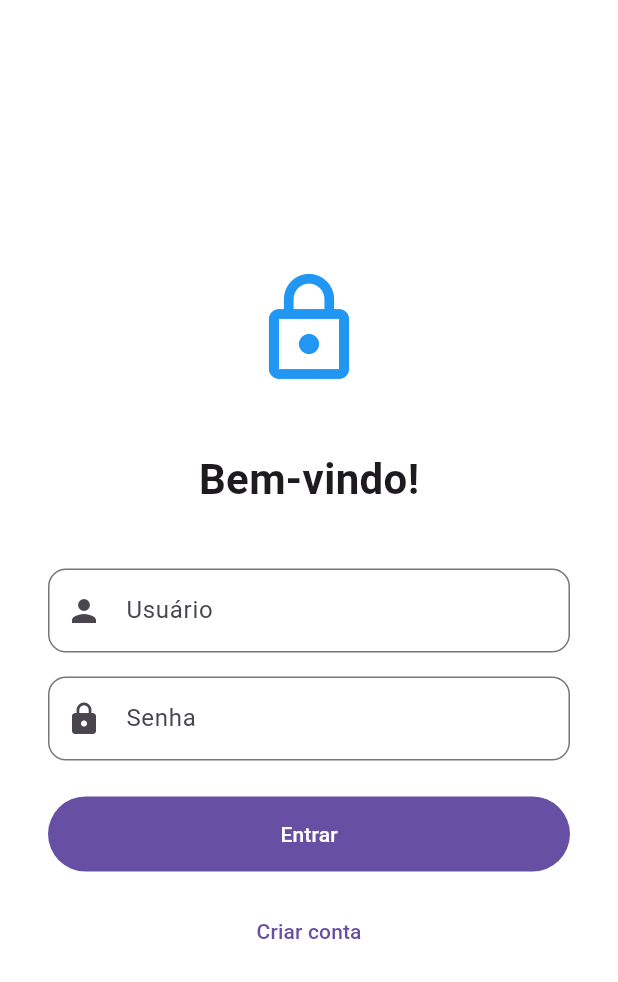
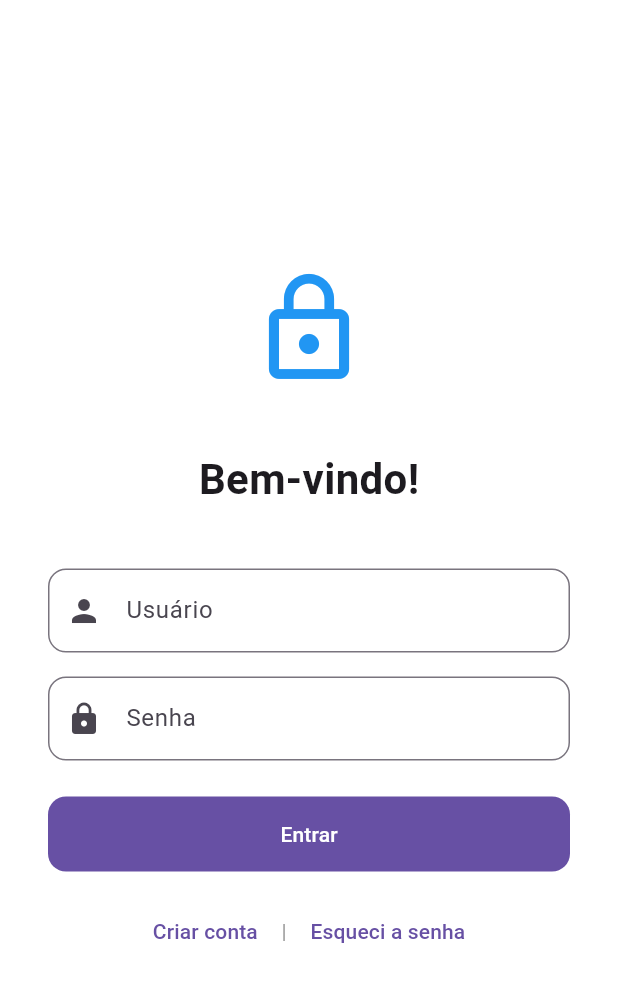
Before and after one commit to KaiqueBahmad/n1-flutter, a Flutter app: the screen it shows after launch, after a tap on "Próximo", after a tap on "Voltar", after a tap on "Pular", on a phone screen of 412 x 824 dp. Shown: the top 982 px of the screen. Run offline on Flutter 3.47's test engine with Material 3 defaults, Android fonts, the phone set to English and light mode, and no system bars; our stand-ins replace local_auth.

Commit message:
implementado biometria

```diff
--- a/lib/login_page.dart
+++ b/lib/login_page.dart
@@ -3,6 +3,7 @@ import 'package:n1/auth_provider.dart';
 import 'package:n1/home.dart';
 import 'package:n1/storage.dart';
 import 'package:provider/provider.dart';
+import 'package:local_auth/local_auth.dart';
 
 class LoginPage extends StatefulWidget {
   const LoginPage({Key? key}) : super(key: key);
@@ -11,10 +12,14 @@ class LoginPage extends StatefulWidget {
   State<LoginPage> createState() => _LoginPageState();
 }
 
+enum ViewingAs { login, register, recover }
+
 class _LoginPageState extends State<LoginPage> {
-  bool isLogin = true;
+  ViewingAs view = ViewingAs.login;
   final usernameController = TextEditingController();
   final passwordController = TextEditingController();
+  final LocalAuthentication auth = LocalAuthentication();
+  bool biometryVerified = false;
 
   void handleSubmit() {
     final username = usernameController.text.trim();
@@ -25,7 +30,20 @@ class _LoginPageState extends State<LoginPage> {
       return;
     }
 
-    if (isLogin) {
+    switch (view) {
+      case ViewingAs.login:
+        _handleLogin(username, password);
+        break;
+      case ViewingAs.register:
+        _handleRegister(username, password);
+        break;
+      case ViewingAs.recover:
+        _handleRecover(username, password);
+        break;
+    }
+  }
+
+  void _handleLogin(String username, String password) {
     if (Storage.checkLogin(username, password)) {
       context.read<AuthProvider>().login(username);
       Navigator.pushReplacement(
@@ -35,25 +53,122 @@ class _LoginPageState extends State<LoginPage> {
     } else {
       showMessage('Usuário ou senha incorretos');
     }
+  }
+
+  void _handleRegister(String username, String password) {
+    if (Storage.userExists(username)) {
+      showMessage('Usuário já existe');
     } else {
-      Storage.userExists(username)
-          ? showMessage('Usuário já existe')
-          : createUser(username, password);
+      Storage.addUser(username, password);
+      showMessage('Usuário cadastrado!');
+      setState(() {
+        view = ViewingAs.login;
+        usernameController.clear();
+        passwordController.clear();
+      });
     }
   }
 
-  void createUser(String username, String password) {
-    Storage.addUser(username, password);
-    showMessage('Usuário cadastrado!');
+  Future<void> _handleRecover(String username, String newPassword) async {
+    if (!biometryVerified) {
+      showMessage('Autenticação biométrica necessária');
+      return;
+    }
+
+    if (!Storage.userExists(username)) {
+      showMessage('Usuário não encontrado');
+      return;
+    }
+
+    Storage.updatePassword(username, newPassword);
+    showMessage('Senha alterada com sucesso!');
     setState(() {
-      isLogin = true;
+      view = ViewingAs.login;
+      biometryVerified = false;
       usernameController.clear();
       passwordController.clear();
     });
   }
 
+  Future<void> _authenticateBiometry() async {
+    try {
+      final bool canAuthenticateWithBiometrics = await auth.canCheckBiometrics;
+      final bool canAuthenticate =
+          canAuthenticateWithBiometrics || await auth.isDeviceSupported();
+
+      if (!canAuthenticate) {
+        showMessage('Biometria não disponível neste dispositivo');
+        return;
+      }
+
+      final bool didAuthenticate = await auth.authenticate(
+        localizedReason: 'Autentique-se para recuperar sua senha',
+        options: const AuthenticationOptions(
+          biometricOnly: false,
+          stickyAuth: true,
+        ),
+      );
+
+      if (didAuthenticate) {
+        setState(() => biometryVerified = true);
+        showMessage('Biometria verificada! Agora defina uma nova senha');
+      } else {
+        showMessage('Autenticação falhou');
+      }
+    } catch (e) {
+      print(e);
+      showMessage('Erro na autenticação: $e');
+    }
+  }
+
   void showMessage(String msg) {
     ScaffoldMessenger.of(context).showSnackBar(SnackBar(content: Text(msg)));
+  }
+
+  String getTitle() {
+    switch (view) {
+      case ViewingAs.login:
+        return 'Bem-vindo!';
+      case ViewingAs.register:
+        return 'Criar Conta';
+      case ViewingAs.recover:
+        return 'Recuperar Senha';
+    }
+  }
+
+  String getButtonLabel() {
+    switch (view) {
+      case ViewingAs.login:
+        return 'Entrar';
+      case ViewingAs.register:
+        return 'Cadastrar';
+      case ViewingAs.recover:
+        return 'Alterar Senha';
+    }
+  }
+
+  String getToggleLabel() {
+    switch (view) {
+      case ViewingAs.login:
+        return 'Criar conta';
+      case ViewingAs.register:
+        return 'Já tenho conta';
+      case ViewingAs.recover:
+        return 'Voltar ao login';
+    }
+  }
+
+  void toggleView() {
+    setState(() {
+      if (view == ViewingAs.login) {
+        view = ViewingAs.register;
+      } else {
+        view = ViewingAs.login;
+      }
+      biometryVerified = false;
+      usernameController.clear();
+      passwordController.clear();
+    });
   }
 
   @override
@@ -66,16 +181,49 @@ class _LoginPageState extends State<LoginPage> {
           child: Column(
             mainAxisAlignment: MainAxisAlignment.center,
             children: [
-              Icon(Icons.lock_outline, size: 80, color: Colors.blue),
+              Icon(
+                view == ViewingAs.recover
+                    ? Icons.fingerprint
+                    : Icons.lock_outline,
+                size: 80,
+                color: Colors.blue,
+              ),
               const SizedBox(height: 40),
               Text(
-                isLogin ? 'Bem-vindo!' : 'Criar Conta',
+                getTitle(),
                 style: const TextStyle(
                   fontSize: 28,
                   fontWeight: FontWeight.bold,
                 ),
               ),
               const SizedBox(height: 40),
+              if (view == ViewingAs.recover && !biometryVerified)
+                Column(
+                  children: [
+                    const Text(
+                      'Primeiro, autentique-se com biometria',
+                      style: TextStyle(color: Colors.grey, fontSize: 16),
+                      textAlign: TextAlign.center,
+                    ),
+                    const SizedBox(height: 20),
+                    SizedBox(
+                      width: double.infinity,
+                      height: 50,
+                      child: ElevatedButton.icon(
+                        onPressed: _authenticateBiometry,
+                        icon: const Icon(Icons.fingerprint),
+                        label: const Text('Autenticar com Biometria'),
+                        style: ElevatedButton.styleFrom(
+                          shape: RoundedRectangleBorder(
+                            borderRadius: BorderRadius.circular(12),
+                          ),
+                        ),
+                      ),
+                    ),
+                    const SizedBox(height: 40),
+                  ],
+                ),
+              if (view != ViewingAs.recover || biometryVerified) ...[
                 TextField(
                   controller: usernameController,
                   decoration: InputDecoration(
@@ -91,7 +239,9 @@ class _LoginPageState extends State<LoginPage> {
                   controller: passwordController,
                   obscureText: true,
                   decoration: InputDecoration(
-                  labelText: 'Senha',
+                    labelText: view == ViewingAs.recover
+                        ? 'Nova Senha'
+                        : 'Senha',
                     prefixIcon: const Icon(Icons.lock),
                     border: OutlineInputBorder(
                       borderRadius: BorderRadius.circular(12),
@@ -104,17 +254,36 @@ class _LoginPageState extends State<LoginPage> {
                   height: 50,
                   child: FilledButton(
                     onPressed: handleSubmit,
-                  child: Text(isLogin ? 'Entrar' : 'Cadastrar'),
+                    style: FilledButton.styleFrom(
+                      shape: RoundedRectangleBorder(
+                        borderRadius: BorderRadius.circular(12),
                       ),
                     ),
+                    child: Text(getButtonLabel()),
+                  ),
+                ),
+              ],
               const SizedBox(height: 16),
+              Row(
+                mainAxisAlignment: MainAxisAlignment.center,
+                children: [
+                  TextButton(
+                    onPressed: toggleView,
+                    child: Text(getToggleLabel()),
+                  ),
+                  if (view == ViewingAs.login) ...[
+                    const Text(' | ', style: TextStyle(color: Colors.grey)),
                     TextButton(
                       onPressed: () => setState(() {
-                  isLogin = !isLogin;
+                        view = ViewingAs.recover;
+                        biometryVerified = false;
                         usernameController.clear();
                         passwordController.clear();
                       }),
-                child: Text(isLogin ? 'Criar conta' : 'Já tenho conta'),
+                      child: const Text('Esqueci a senha'),
+                    ),
+                  ],
+                ],
               ),
             ],
           ),
--- a/lib/storage.dart
+++ b/lib/storage.dart
@@ -16,4 +16,10 @@ class Storage {
   static bool userExists(String username) {
     return _users.containsKey(username);
   }
+
+  static void updatePassword(String username, String newPassword) {
+    if (userExists(username)) {
+      _users[username] = newPassword;
+    }
+  }
 }
--- a/pubspec.yaml
+++ b/pubspec.yaml
@@ -35,6 +35,7 @@ dependencies:
   # Use with the CupertinoIcons class for iOS style icons.
   cupertino_icons: ^1.0.8
   provider: ^6.1.5+1
+  local_auth: ^2.3.0
 
 dev_dependencies:
   flutter_test:
```
Also changed, not shown: pubspec.lock, 5 other files. Lines whose indentation alone changed are shown as unchanged.
